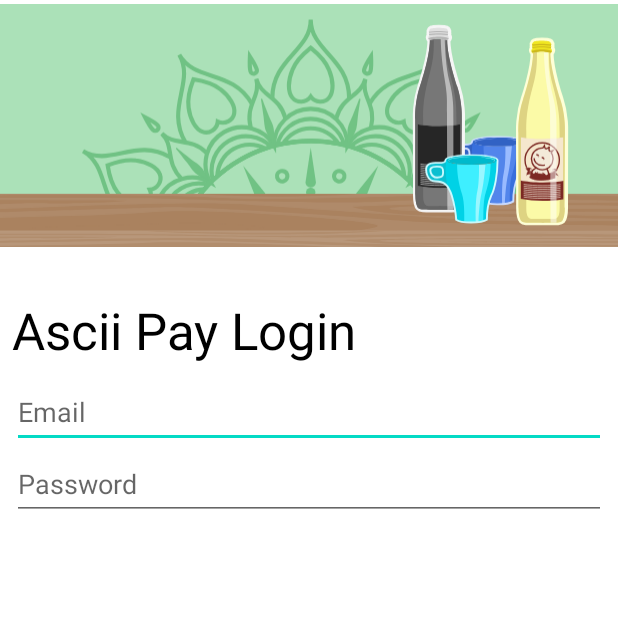
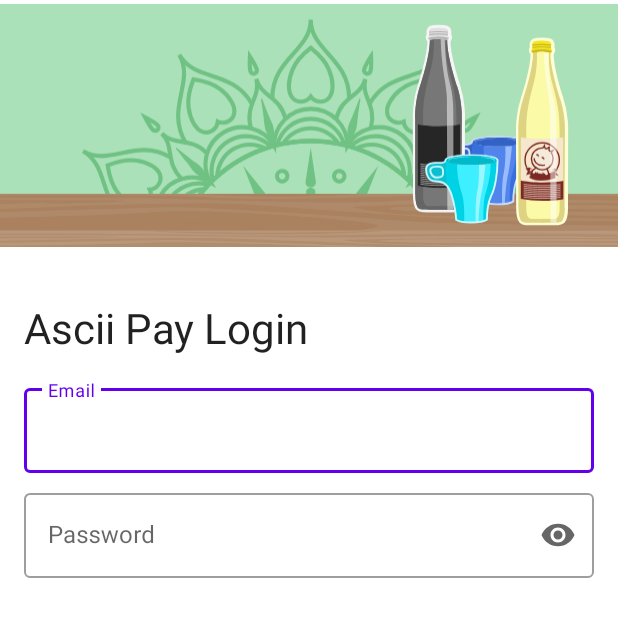
Before and after one commit to ascii-dresden/ascii-pay-android, an Android app: the layout password_prompt.xml on its own in the app's theme, with its tools: preview values and no code run, on a phone screen of 412 x 824 dp. Shown: the top 617 px of the screen. Run offline under Robolectric (Android 15) with nearby library versions, the phone set to English and light mode, and no system bars.

Commit message:
changed design to material3

```diff
--- a/app/src/main/java/org/ascii/asciiPayCompanion/HostCardEmulatorService.kt
+++ b/app/src/main/java/org/ascii/asciiPayCompanion/HostCardEmulatorService.kt
@@ -4,6 +4,7 @@ import android.content.Intent
 import android.nfc.cardemulation.HostApduService
 import android.os.Bundle
 import android.util.Log
+import androidx.lifecycle.Lifecycle
 import org.ascii.asciiPayCompanion.accountManagement.AccountDataManager
 import org.ascii.asciiPayCompanion.Utils.Companion.toByteArray
 import org.ascii.asciiPayCompanion.Utils.Companion.toHex
--- a/app/src/main/java/org/ascii/asciiPayCompanion/MainActivity.kt
+++ b/app/src/main/java/org/ascii/asciiPayCompanion/MainActivity.kt
@@ -34,10 +34,16 @@ class MainActivity : AppCompatActivity() {
 
         // this will cause our visual representation to be shown,
         //  which is why it is done relatively late
-        accountManager = AccountDataManager(this, lifecycle)
+        accountManager = AccountDataManager(this)
         accountManager.registerAccountUser(AccountListener())
 
         // create login ui for testing purposes
+        AlertDialog.Builder(this)
+            .setView(R.layout.password_prompt)
+            .setCancelable(true)
+            // TODO add action
+            .setPositiveButton("Login", DialogInterface.OnClickListener() {_, _ -> })
+            .show()
     }
 
     inner class AccountListener : AccountUser {
--- a/app/src/main/java/org/ascii/asciiPayCompanion/accountManagement/AccountDataManager.kt
+++ b/app/src/main/java/org/ascii/asciiPayCompanion/accountManagement/AccountDataManager.kt
@@ -10,16 +10,18 @@ import java.util.*
 import kotlin.collections.ArrayList
 import kotlin.properties.Delegates
 
-class AccountDataManager (private val mainContext: Context, private val mainLifecycle: Lifecycle){
+class AccountDataManager(
+    private val mainContext: Context,
+    //private val mainLifecycle: Lifecycle
+) {
     private val cardSP = mainContext.getSharedPreferences("card", AppCompatActivity.MODE_PRIVATE)
         .apply {
             registerOnSharedPreferenceChangeListener(CardSPListener())
         }
     private val accountListenerList = ArrayList<AccountUser>()
 
-    private var account : Account? by Delegates.observable(loadAccountData()) {
-            _, _, newValue ->
-        accountListenerList.forEach {it.onAccountChange(newValue)}
+    private var account: Account? by Delegates.observable(loadAccountData()) { _, _, newValue ->
+        accountListenerList.forEach { it.onAccountChange(newValue) }
     }
 
 
@@ -28,7 +30,7 @@ class AccountDataManager (private val mainContext: Context, private val mainLife
         accountListenerList.add(accountUser)
     }
 
-    private fun loadAccountData() : Account? {
+    private fun loadAccountData(): Account? {
         val fullName = cardSP.getString("fullName", null)
         val uuid = cardSP.getString("uuid", null)?.let {
             UUID.fromString(it)
@@ -44,7 +46,7 @@ class AccountDataManager (private val mainContext: Context, private val mainLife
         }
         // TODO add more format checks
 
-        val cardData : CardData? = cardId?.let { id ->
+        val cardData: CardData? = cardId?.let { id ->
             cardKey?.let { key -> CardData(Utils.toByteArray(id), Utils.toByteArray(key)) }
         }
         return fullName?.let {
@@ -53,11 +55,12 @@ class AccountDataManager (private val mainContext: Context, private val mainLife
             }
         }
     }
-    private fun saveAccountData(name: String?, uuid: UUID?){
+
+    private fun saveAccountData(name: String?, uuid: UUID?) {
         val editor = cardSP.edit()
         editor
-            .putString("uuid", uuid?.toString()?:"")
-            .putString("fullName", name?:"")
+            .putString("uuid", uuid?.toString() ?: "")
+            .putString("fullName", name ?: "")
             .apply()
     }
 
--- a/app/src/main/res/layout/password_prompt.xml
+++ b/app/src/main/res/layout/password_prompt.xml
@@ -8,22 +8,22 @@
     android:orientation="vertical">
 
 
-    <TextView
+    <com.google.android.material.textview.MaterialTextView
         android:id="@+id/LoginTitle"
         android:layout_width="0dp"
         android:layout_height="wrap_content"
-        android:layout_marginStart="8dp"
-        android:layout_marginTop="30dp"
-        android:layout_marginEnd="8dp"
+        android:layout_marginStart="16dp"
+        android:layout_marginTop="32dp"
+        android:layout_marginEnd="16dp"
+        android:layout_marginBottom="16dp"
         android:text="@string/ascii_pay_login"
-        android:textAppearance="?android:attr/textAppearanceLarge"
-        android:textColor="@color/black"
-        android:textSize="34sp"
+        android:textAppearance="@style/TextAppearance.Material3.HeadlineMedium"
+        app:layout_constraintBottom_toTopOf="@+id/textInputLayout"
         app:layout_constraintEnd_toEndOf="parent"
         app:layout_constraintStart_toStartOf="parent"
         app:layout_constraintTop_toBottomOf="@+id/Backdrop" />
 
-    <ImageView
+    <com.google.android.material.imageview.ShapeableImageView
         android:id="@+id/Backdrop"
         android:layout_width="wrap_content"
         android:layout_height="167dp"
@@ -33,34 +33,49 @@
         app:srcCompat="@drawable/ic_ascii_pay_banner"
         tools:ignore="ContentDescription" />
 
-    <EditText
-        android:id="@+id/AccountEmail"
+    <com.google.android.material.textfield.TextInputLayout
+        android:id="@+id/textInputLayout"
+        style="@style/Widget.MaterialComponents.TextInputLayout.OutlinedBox"
         android:layout_width="match_parent"
         android:layout_height="wrap_content"
-        android:layout_marginStart="8dp"
-        android:layout_marginTop="8dp"
-        android:layout_marginEnd="8dp"
-        android:autofillHints=""
-        android:ems="10"
+        android:layout_marginStart="16dp"
+        android:layout_marginTop="16dp"
+        android:layout_marginEnd="16dp"
         android:hint="@string/prompt_email"
-        android:inputType="textWebEmailAddress"
-        android:minHeight="48dp"
         app:layout_constraintEnd_toEndOf="parent"
         app:layout_constraintStart_toStartOf="parent"
-        app:layout_constraintTop_toBottomOf="@+id/LoginTitle" />
+        app:layout_constraintTop_toBottomOf="@+id/LoginTitle">>
 
-    <EditText
-        android:id="@+id/AccountPassword"
+        <com.google.android.material.textfield.TextInputEditText
+            android:id="@+id/AccountEmail"
+            android:layout_width="match_parent"
+            android:layout_height="wrap_content"
+            android:minHeight="48dp"
+            tools:ignore="SpeakableTextPresentCheck" />
+
+    </com.google.android.material.textfield.TextInputLayout>
+
+    <com.google.android.material.textfield.TextInputLayout
+        style="@style/Widget.MaterialComponents.TextInputLayout.OutlinedBox"
         android:layout_width="match_parent"
         android:layout_height="wrap_content"
-        android:layout_marginStart="8dp"
-        android:layout_marginEnd="8dp"
-        android:ems="10"
+        android:layout_marginStart="16dp"
+        android:layout_marginTop="8dp"
+        android:layout_marginEnd="16dp"
         android:hint="@string/prompt_password"
-        android:inputType="textPassword"
-        android:minHeight="48dp"
+        app:endIconMode="password_toggle"
         app:layout_constraintEnd_toEndOf="parent"
         app:layout_constraintStart_toStartOf="parent"
-        app:layout_constraintTop_toBottomOf="@+id/AccountEmail" />
+        app:layout_constraintTop_toBottomOf="@+id/textInputLayout">
+
+        <com.google.android.material.textfield.TextInputEditText
+            android:id="@+id/AccountPassword"
+            android:layout_width="match_parent"
+            android:layout_height="wrap_content"
+            android:inputType="textPassword"
+            android:minHeight="48dp"
+            tools:ignore="SpeakableTextPresentCheck" />
+
+    </com.google.android.material.textfield.TextInputLayout>
 
 </androidx.constraintlayout.widget.ConstraintLayout>
--- a/app/src/main/res/values-night/themes.xml
+++ /dev/null
@@ -1,16 +0,0 @@
-<resources xmlns:tools="http://schemas.android.com/tools">
-    <!-- Base application theme. -->
-    <style name="Theme.AsciiPayCard" parent="Theme.MaterialComponents.DayNight.DarkActionBar">
-        <!-- Primary brand color. -->
-        <item name="colorPrimary">@color/purple_200</item>
-        <item name="colorPrimaryVariant">@color/purple_700</item>
-        <item name="colorOnPrimary">@color/black</item>
-        <!-- Secondary brand color. -->
-        <item name="colorSecondary">@color/teal_200</item>
-        <item name="colorSecondaryVariant">@color/teal_200</item>
-        <item name="colorOnSecondary">@color/black</item>
-        <!-- Status bar color. -->
-        <item name="android:statusBarColor" tools:targetApi="l">?attr/colorPrimaryVariant</item>
-        <!-- Customize your theme here. -->
-    </style>
-</resources>
```
